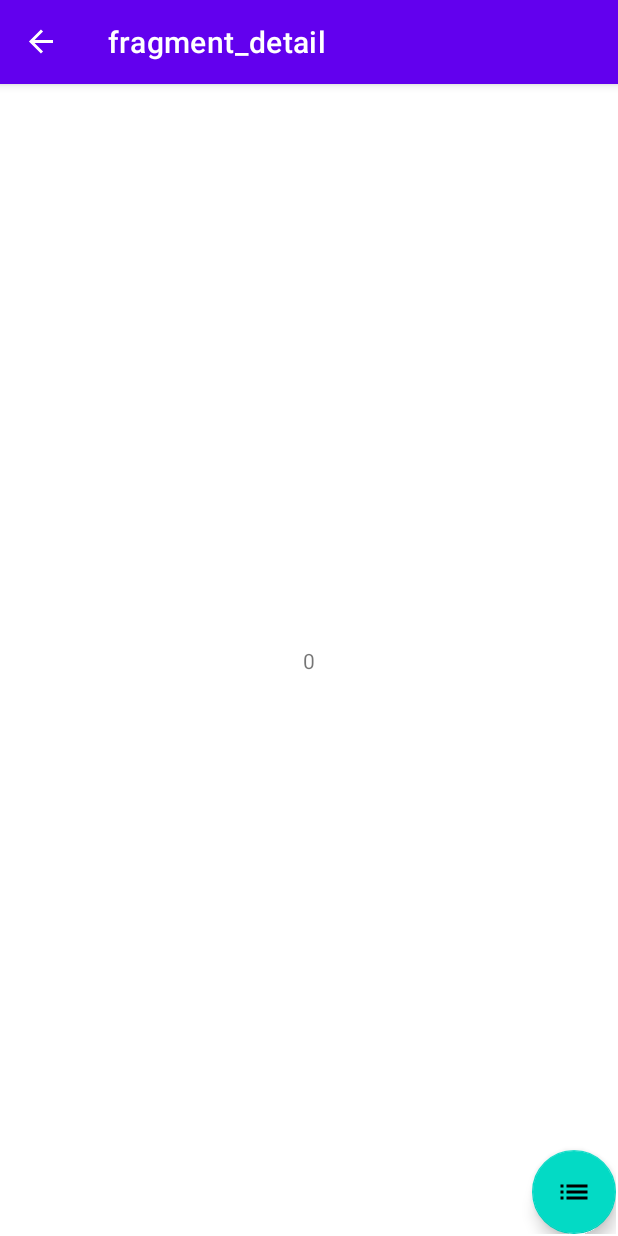
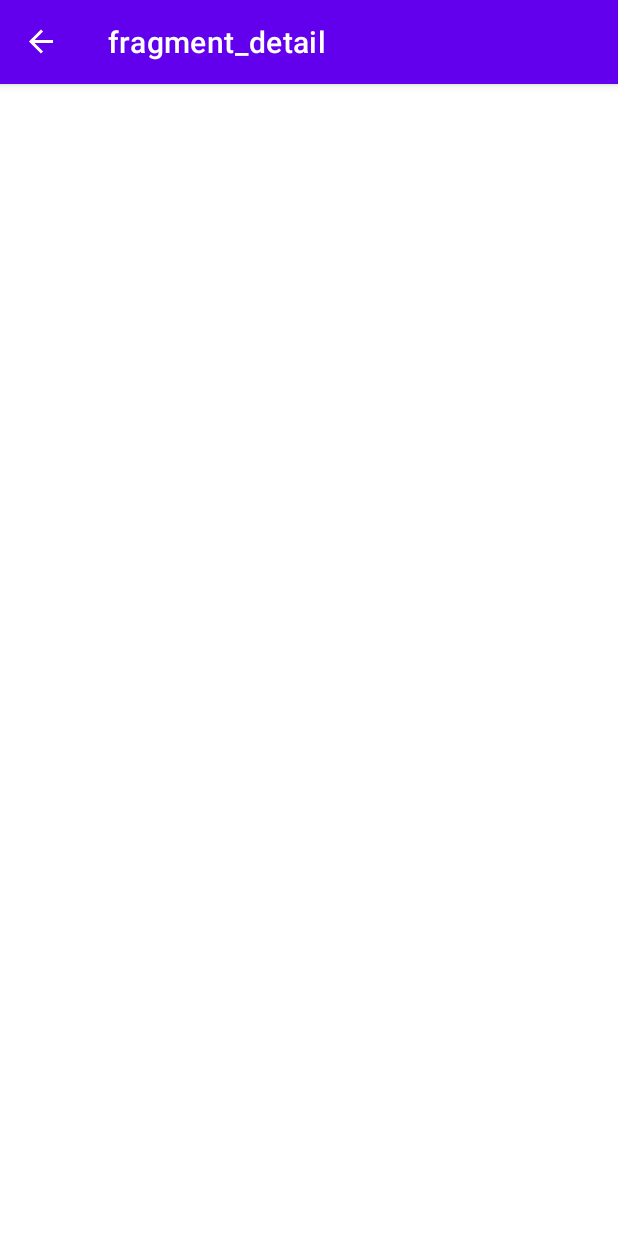
Before and after one commit to leoyunxi/jetpack_dogs_app, an Android app: the DetailFragment screen opened through its navigation route, on a phone screen of 412 x 824 dp. Run offline under Robolectric (Android 15) with nearby library versions, the phone set to English and light mode, and no system bars; our stand-ins replace ButterKnife, navigation-ui.

Commit message:
clean up

```diff
--- a/app/src/main/java/com/devtides/dogsapp/view/DetailFragment.java
+++ b/app/src/main/java/com/devtides/dogsapp/view/DetailFragment.java
@@ -21,12 +21,6 @@
 import butterknife.ButterKnife;
 
 public class DetailFragment extends Fragment {
-
-    @BindView(R.id.floatingActionButtonToList)
-    FloatingActionButton fab;
-
-    @BindView(R.id.tvDetailFragment)
-    TextView tv;
 
     private int dogUuid;
 
@@ -52,14 +46,6 @@
         super.onViewCreated(view, savedInstanceState);
         if (getArguments() != null) {
             dogUuid = DetailFragmentArgs.fromBundle(getArguments()).getDogUuid();
-            tv.setText(String.valueOf(dogUuid));
         }
-
-        fab.setOnClickListener(v -> onGoToList());
-    }
-
-    private void onGoToList(){
-        NavDirections action = DetailFragmentDirections.actionDetailFragmentToListFragment();
-        Navigation.findNavController(fab).navigate(action);
     }
 }
--- a/app/src/main/java/com/devtides/dogsapp/view/ListFragment.java
+++ b/app/src/main/java/com/devtides/dogsapp/view/ListFragment.java
@@ -21,9 +21,6 @@
 
 public class ListFragment extends Fragment {
 
-    @BindView(R.id.floatingActionButtonToDetail)
-    FloatingActionButton fab;
-
     public ListFragment() {
     }
 
@@ -44,13 +41,6 @@
     @Override
     public void onViewCreated(@NonNull View view, @Nullable Bundle savedInstanceState) {
         super.onViewCreated(view, savedInstanceState);
-        fab.setOnClickListener(v -> onGoToDetails());
-    }
-
-    private void onGoToDetails() {
-        NavDirections action = ListFragmentDirections.actionListFragmentToDetailFragment()
-                .setDogUuid(8);
-        Navigation.findNavController(fab).navigate(action);
     }
 
 
--- a/app/src/main/res/layout/fragment_detail.xml
+++ b/app/src/main/res/layout/fragment_detail.xml
@@ -7,22 +7,4 @@
     android:layout_height="match_parent"
     tools:context=".view.DetailFragment">
 
-    <TextView
-        android:id="@+id/tvDetailFragment"
-        android:layout_width="wrap_content"
-        android:layout_height="wrap_content"
-        android:text="Details"
-        app:layout_constraintBottom_toBottomOf="parent"
-        app:layout_constraintEnd_toEndOf="parent"
-        app:layout_constraintStart_toStartOf="parent"
-        app:layout_constraintTop_toTopOf="parent" />
-
-    <com.google.android.material.floatingactionbutton.FloatingActionButton
-        android:id="@+id/floatingActionButtonToList"
-        android:layout_width="wrap_content"
-        android:layout_height="wrap_content"
-        android:clickable="true"
-        android:src="@drawable/ic_list"
-        app:layout_constraintBottom_toBottomOf="parent"
-        app:layout_constraintEnd_toEndOf="parent" />
 </androidx.constraintlayout.widget.ConstraintLayout>
```
Also changed, not shown: app/src/main/res/layout/fragment_list.xml (+0 -19 lines).
